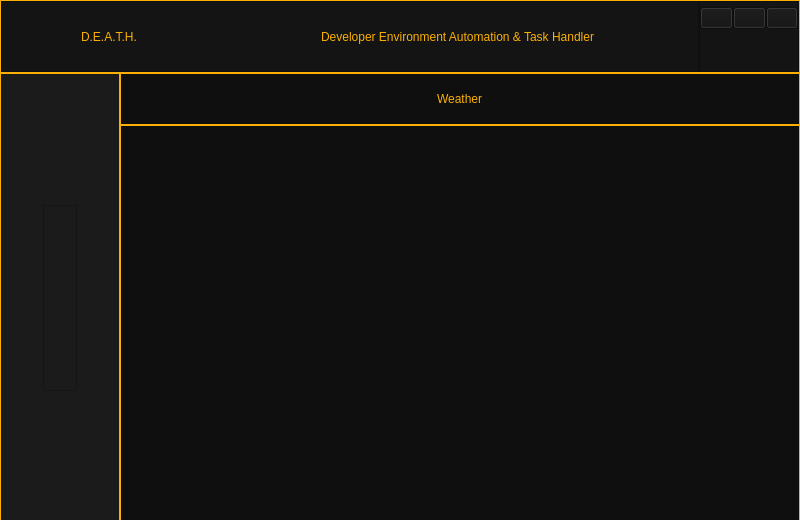
First picture: the form in Gui/Main_Gui.ui, repository ThatNerd404/D.E.A.T.H, before the edit.
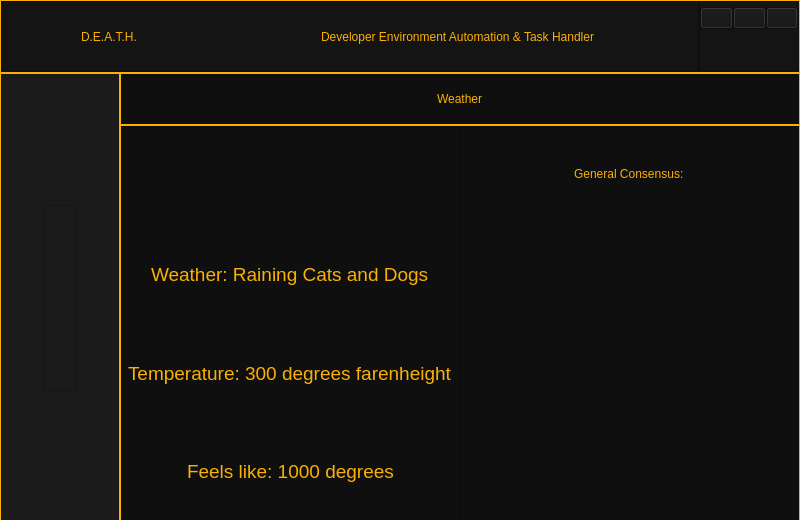
Second picture: the form after the edit. Icons and pictures are not drawn.

The edit to the form file:
```diff
--- a/Gui/Main_Gui.ui
+++ b/Gui/Main_Gui.ui
@@ -1369,7 +1369,9 @@
               <string notr="true">#Weather_Content{border-color:rgb(250,176,5);
 border-width:1px;
 border-style:solid;}
-</string>
+
+QLabel{color:rgb(250,176,5);
+font: 10pt&quot;Palatino Linotype&quot;;}</string>
              </property>
              <property name="frameShape">
               <enum>QFrame::NoFrame</enum>
@@ -1377,6 +1379,122 @@
              <property name="frameShadow">
               <enum>QFrame::Raised</enum>
              </property>
+             <layout class="QHBoxLayout" name="horizontalLayout_11">
+              <property name="spacing">
+               <number>0</number>
+              </property>
+              <property name="leftMargin">
+               <number>0</number>
+              </property>
+              <property name="topMargin">
+               <number>0</number>
+              </property>
+              <property name="rightMargin">
+               <number>0</number>
+              </property>
+              <property name="bottomMargin">
+               <number>0</number>
+              </property>
+              <item>
+               <widget class="QFrame" name="Weather_Information_Section">
+                <property name="styleSheet">
+                 <string notr="true">font: 14pt;</string>
+                </property>
+                <property name="frameShape">
+                 <enum>QFrame::StyledPanel</enum>
+                </property>
+                <property name="frameShadow">
+                 <enum>QFrame::Raised</enum>
+                </property>
+                <layout class="QVBoxLayout" name="verticalLayout_13">
+                 <property name="spacing">
+                  <number>0</number>
+                 </property>
+                 <property name="leftMargin">
+                  <number>0</number>
+                 </property>
+                 <property name="topMargin">
+                  <number>0</number>
+                 </property>
+                 <property name="rightMargin">
+                  <number>0</number>
+                 </property>
+                 <property name="bottomMargin">
+                  <number>0</number>
+                 </property>
+                 <item alignment="Qt::AlignHCenter|Qt::AlignVCenter">
+                  <widget class="QLabel" name="Weather_Status_Pic">
+                   <property name="text">
+                    <string/>
+                   </property>
+                  </widget>
+                 </item>
+                 <item alignment="Qt::AlignHCenter|Qt::AlignVCenter">
+                  <widget class="QLabel" name="Weather_Label">
+                   <property name="text">
+                    <string>Weather: Raining Cats and Dogs</string>
+                   </property>
+                  </widget>
+                 </item>
+                 <item alignment="Qt::AlignHCenter|Qt::AlignVCenter">
+                  <widget class="QLabel" name="Temperature_Label">
+                   <property name="text">
+                    <string>Temperature: 300 degrees farenheight</string>
+                   </property>
+                  </widget>
+                 </item>
+                 <item alignment="Qt::AlignHCenter|Qt::AlignVCenter">
+                  <widget class="QLabel" name="Feels_Like_Label">
+                   <property name="text">
+                    <string>Feels like: 1000 degrees</string>
+                   </property>
+                  </widget>
+                 </item>
+                </layout>
+               </widget>
+              </item>
+              <item>
+               <widget class="QFrame" name="Weather_General_Consensus_Section">
+                <property name="frameShape">
+                 <enum>QFrame::StyledPanel</enum>
+                </property>
+                <property name="frameShadow">
+                 <enum>QFrame::Raised</enum>
+                </property>
+                <layout class="QVBoxLayout" name="verticalLayout_14">
+                 <property name="spacing">
+                  <number>0</number>
+                 </property>
+                 <item alignment="Qt::AlignHCenter">
+                  <widget class="QLabel" name="General_Consensus_Title">
+                   <property name="styleSheet">
+                    <string notr="true">font: 24pt &quot;Palatino Linotype&quot;;</string>
+                   </property>
+                   <property name="text">
+                    <string>General Consensus:</string>
+                   </property>
+                  </widget>
+                 </item>
+                 <item>
+                  <widget class="QLabel" name="General_Consensus_Content">
+                   <property name="minimumSize">
+                    <size>
+                     <width>0</width>
+                     <height>300</height>
+                    </size>
+                   </property>
+                   <property name="styleSheet">
+                    <string notr="true">font: 14pt;</string>
+                   </property>
+                   <property name="text">
+                    <string/>
+                   </property>
+                  </widget>
+                 </item>
+                </layout>
+               </widget>
+              </item>
+             </layout>
             </widget>
            </item>
           </layout>
```
Left out of the diff: 4 changed lines with no effect on the pictures.
